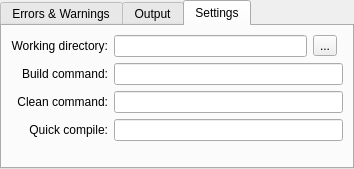
Old version of the form kate/plugins/katebuild-plugin/build.ui in the repository KDE/kate.
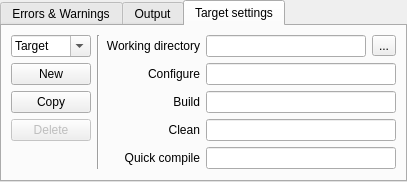
New version of the form. Custom widgets are drawn as their Qt base class.

Commit message: Add multiple target support Add configure action Remove default shortcuts that do not work

```diff
--- a/kate/plugins/katebuild-plugin/build.ui
+++ b/kate/plugins/katebuild-plugin/build.ui
@@ -6,8 +6,8 @@
    <rect>
     <x>0</x>
     <y>0</y>
-    <width>354</width>
-    <height>169</height>
+    <width>407</width>
+    <height>178</height>
    </rect>
   </property>
   <layout class="QVBoxLayout" name="verticalLayout">
@@ -88,13 +88,38 @@
      </widget>
      <widget class="QWidget" name="settings">
       <attribute name="title">
-       <string>Settings</string>
+       <string>Target settings</string>
       </attribute>
       <layout class="QGridLayout" name="gridLayout">
        <item row="0" column="0">
+        <widget class="QComboBox" name="targetCombo">
+         <property name="enabled">
+          <bool>true</bool>
+         </property>
+         <property name="editable">
+          <bool>true</bool>
+         </property>
+         <property name="insertPolicy">
+          <enum>QComboBox::InsertAtCurrent</enum>
+         </property>
+         <item>
+          <property name="text">
+           <string>Target</string>
+          </property>
+         </item>
+        </widget>
+       </item>
+       <item row="0" column="1" rowspan="5">
+        <widget class="Line" name="line">
+         <property name="orientation">
+          <enum>Qt::Vertical</enum>
+         </property>
+        </widget>
+       </item>
+       <item row="0" column="2">
         <widget class="QLabel" name="label">
          <property name="text">
-          <string>Working directory:</string>
+          <string>Working directory</string>
          </property>
          <property name="alignment">
           <set>Qt::AlignRight|Qt::AlignTrailing|Qt::AlignVCenter</set>
@@ -104,10 +129,61 @@
          </property>
         </widget>
        </item>
+       <item row="0" column="3">
+        <widget class="KLineEdit" name="buildDir">
+         <property name="toolTip">
+          <string>Leave empty to use the directory of the current document. </string>
+         </property>
+         <property name="showClearButton" stdset="0">
+          <bool>true</bool>
+         </property>
+        </widget>
+       </item>
+       <item row="0" column="4">
+        <widget class="QToolButton" name="browse">
+         <property name="text">
+          <string>...</string>
+         </property>
+        </widget>
+       </item>
        <item row="1" column="0">
+        <widget class="KPushButton" name="newTarget">
+         <property name="text">
+          <string>New</string>
+         </property>
+        </widget>
+       </item>
+       <item row="1" column="2">
+        <widget class="QLabel" name="label_5">
+         <property name="text">
+          <string>Configure</string>
+         </property>
+         <property name="alignment">
+          <set>Qt::AlignRight|Qt::AlignTrailing|Qt::AlignVCenter</set>
+         </property>
+         <property name="buddy">
+          <cstring>configCmd</cstring>
+         </property>
+        </widget>
+       </item>
+       <item row="1" column="3" colspan="2">
+        <widget class="KLineEdit" name="configCmd">
+         <property name="showClearButton" stdset="0">
+          <bool>true</bool>
+         </property>
+        </widget>
+       </item>
+       <item row="2" column="0">
+        <widget class="KPushButton" name="copyTarget">
+         <property name="text">
+          <string>Copy</string>
+         </property>
+        </widget>
+       </item>
+       <item row="2" column="2">
         <widget class="QLabel" name="label_2">
          <property name="text">
-          <string>Build command:</string>
+          <string>Build</string>
          </property>
          <property name="alignment">
           <set>Qt::AlignRight|Qt::AlignTrailing|Qt::AlignVCenter</set>
@@ -117,17 +193,27 @@
          </property>
         </widget>
        </item>
-       <item row="1" column="1" colspan="3">
+       <item row="2" column="3" colspan="2">
         <widget class="KLineEdit" name="buildCmd">
          <property name="showClearButton" stdset="0">
           <bool>true</bool>
          </property>
         </widget>
        </item>
-       <item row="2" column="0">
+       <item row="3" column="0">
+        <widget class="KPushButton" name="deleteTarget">
+         <property name="enabled">
+          <bool>false</bool>
+         </property>
+         <property name="text">
+          <string>Delete</string>
+         </property>
+        </widget>
+       </item>
+       <item row="3" column="2">
         <widget class="QLabel" name="label_4">
          <property name="text">
-          <string>Clean command:</string>
+          <string>Clean</string>
          </property>
          <property name="alignment">
           <set>Qt::AlignRight|Qt::AlignTrailing|Qt::AlignVCenter</set>
@@ -137,17 +223,17 @@
          </property>
         </widget>
        </item>
-       <item row="2" column="1" colspan="3">
+       <item row="3" column="3" colspan="2">
         <widget class="KLineEdit" name="cleanCmd">
          <property name="showClearButton" stdset="0">
           <bool>true</bool>
          </property>
         </widget>
        </item>
-       <item row="3" column="0">
+       <item row="4" column="2">
         <widget class="QLabel" name="label_3">
          <property name="text">
-          <string>Quick compile:</string>
+          <string>Quick compile</string>
          </property>
          <property name="alignment">
           <set>Qt::AlignRight|Qt::AlignTrailing|Qt::AlignVCenter</set>
@@ -157,8 +243,8 @@
          </property>
         </widget>
        </item>
-       <item row="3" column="1" colspan="3">
-        <widget class="KLineEdit" name="quickComp">
+       <item row="4" column="3" colspan="2">
+        <widget class="KLineEdit" name="quickCmd">
          <property name="toolTip">
           <string>Use &quot;%f&quot; for current file and &quot;%d&quot; for directory of current file.</string>
          </property>
@@ -167,7 +253,7 @@
          </property>
         </widget>
        </item>
-       <item row="4" column="1">
+       <item row="5" column="3">
         <spacer name="verticalSpacer">
          <property name="orientation">
           <enum>Qt::Vertical</enum>
@@ -180,23 +266,6 @@
          </property>
         </spacer>
        </item>
-       <item row="0" column="1">
-        <widget class="KLineEdit" name="buildDir">
-         <property name="toolTip">
-          <string>Leave empty to use the directory of the current document. </string>
-         </property>
-         <property name="showClearButton" stdset="0">
-          <bool>true</bool>
-         </property>
-        </widget>
-       </item>
-       <item row="0" column="2">
-        <widget class="QToolButton" name="browse">
-         <property name="text">
-          <string>...</string>
-         </property>
-        </widget>
-       </item>
       </layout>
      </widget>
     </widget>
@@ -204,6 +273,11 @@
   </layout>
  </widget>
  <customwidgets>
+  <customwidget>
+   <class>KPushButton</class>
+   <extends>QPushButton</extends>
+   <header>kpushbutton.h</header>
+  </customwidget>
   <customwidget>
    <class>KLineEdit</class>
    <extends>QLineEdit</extends>
```
Left out of the diff: 13 changed lines with no effect on the pictures. The commit also changes 3 other files.
